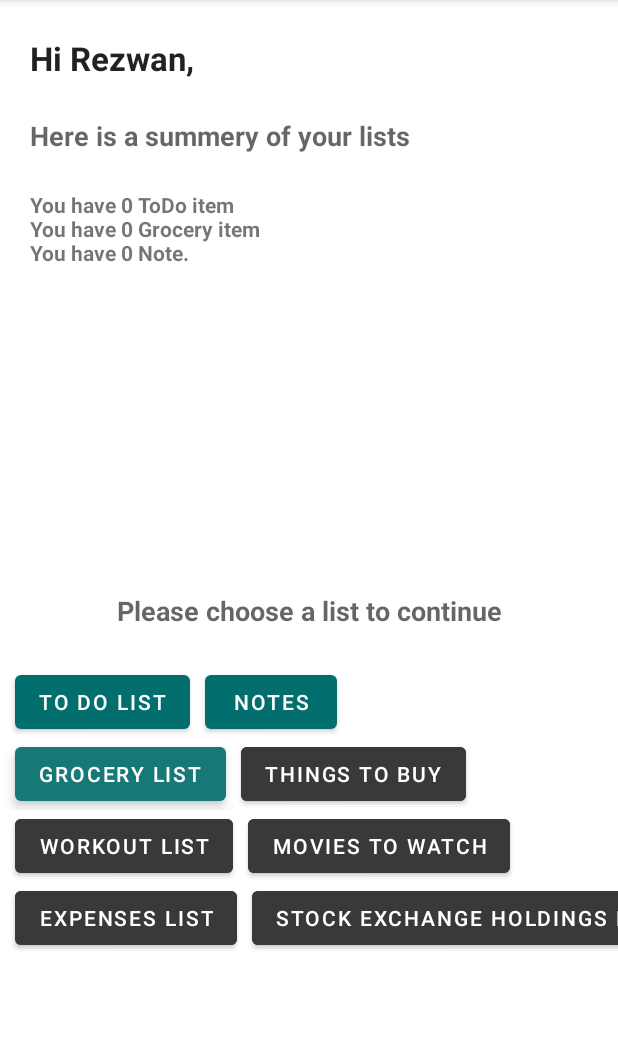
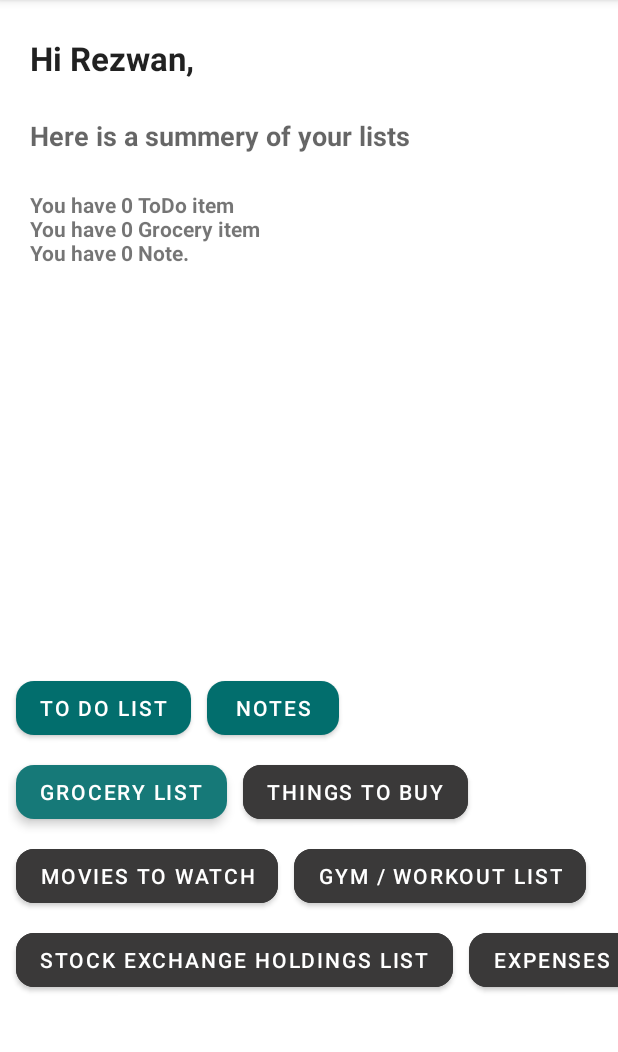
Before and after one commit to AjNafis/PresentList, an Android app: the screen it shows after launch (mainMenu_Activity), on a phone screen of 412 x 824 dp, the part 84-1136 px from its top. Run offline under Robolectric (Android 15) with nearby library versions, the phone set to English and light mode, and no system bars.

Commit message:
Made Buttons look round, this looks more polished. Increase gap between them.

```diff
--- a/app/src/main/java/com/example/MillenApp/GroceryList/DataObj.java
+++ b/app/src/main/java/com/example/MillenApp/GroceryList/DataObj.java
@@ -8,6 +8,7 @@ public class DataObj {
     public String BestBeforeDate;
     public String Category;
 
+
 //    public DataObj(ArrayList data) {
 //        ID = data.get(0).toString().trim();
 //        Name = data.get(1).toString().trim();
--- a/app/src/main/java/com/example/MillenApp/NotesList/dataEntry_Activity.java
+++ b/app/src/main/java/com/example/MillenApp/NotesList/dataEntry_Activity.java
@@ -102,8 +102,6 @@ public class dataEntry_Activity extends AppCompatActivity {
             }
         });
 
-
-
         //This hides the keyboard when not on focus.
         cLayout.setOnClickListener(new View.OnClickListener() {
             @Override
@@ -138,7 +136,7 @@ public class dataEntry_Activity extends AppCompatActivity {
         int i = 0;
         if(cr.moveToFirst()) {
             do {
-                tType_array[i] = cr.getString(0).toLowerCase();
+                tType_array[i] = cr.getString(0);
                 i++;
             }
             while (cr.moveToNext());
--- a/app/src/main/res/layout/activity_main_screen.xml
+++ b/app/src/main/res/layout/activity_main_screen.xml
@@ -25,7 +25,6 @@
         android:layout_height="300dp"
         app:layout_constraintBottom_toBottomOf="parent"
         app:layout_constraintEnd_toEndOf="parent"
-        app:layout_constraintHorizontal_bias="0.0"
         app:layout_constraintStart_toStartOf="parent"
         app:layout_constraintTop_toBottomOf="@+id/scroolViewHeaderTV">
 
@@ -33,6 +32,8 @@
             android:layout_width="wrap_content"
             android:layout_height="match_parent"
             android:orientation="vertical"
+            android:paddingLeft="5dp"
+            android:paddingRight="5dp"
             app:layout_constraintBottom_toBottomOf="parent"
             app:layout_constraintEnd_toEndOf="parent"
             app:layout_constraintStart_toStartOf="parent"
@@ -41,22 +42,30 @@
             <LinearLayout
                 android:layout_width="match_parent"
                 android:layout_height="wrap_content"
+                android:layout_gravity="center_vertical"
                 android:orientation="horizontal">
 
                 <Button
                     android:id="@+id/toDoRouteList"
                     android:layout_width="wrap_content"
                     android:layout_height="wrap_content"
-                    android:layout_marginLeft="10dp"
-                    android:text="To Do List" />
+                    android:layout_marginLeft="5dp"
+                    android:layout_marginTop="4dp"
+                    android:layout_marginRight="5dp"
+                    android:layout_marginBottom="4dp"
+                    android:text="To Do List"
+                    app:cornerRadius="12dp" />
 
                 <Button
                     android:id="@+id/notesRouteList"
                     android:layout_width="wrap_content"
                     android:layout_height="wrap_content"
-                    android:layout_marginLeft="10dp"
-
-                    android:text="Notes" />
+                    android:layout_marginLeft="5dp"
+                    android:layout_marginTop="4dp"
+                    android:layout_marginRight="5dp"
+                    android:layout_marginBottom="4dp"
+                    android:text="Notes"
+                    app:cornerRadius="12dp" />
             </LinearLayout>
 
             <LinearLayout
@@ -68,16 +77,24 @@
                     android:id="@+id/groceryRouteList"
                     android:layout_width="wrap_content"
                     android:layout_height="wrap_content"
-                    android:layout_marginLeft="10dp"
-                    android:text="Grocery List" />
+                    android:layout_marginLeft="5dp"
+                    android:layout_marginTop="4dp"
+                    android:layout_marginRight="5dp"
+                    android:layout_marginBottom="4dp"
+                    android:text="Grocery List"
+                    app:cornerRadius="12dp" />
 
                 <Button
                     android:id="@+id/thingsToBuyRouteList"
                     android:layout_width="wrap_content"
                     android:layout_height="wrap_content"
-                    android:layout_marginLeft="10dp"
+                    android:layout_marginLeft="5dp"
+                    android:layout_marginTop="4dp"
+                    android:layout_marginRight="5dp"
+                    android:layout_marginBottom="4dp"
                     android:backgroundTint="#3A3939"
-                    android:text="Things to Buy" />
+                    android:text="Things to Buy"
+                    app:cornerRadius="12dp" />
 
             </LinearLayout>
 
@@ -87,47 +104,62 @@
                 android:layout_gravity="center_vertical">
 
                 <Button
+                    android:id="@+id/movieRouteList"
+                    android:layout_width="wrap_content"
+                    android:layout_height="wrap_content"
+                    android:layout_marginLeft="5dp"
+                    android:layout_marginTop="4dp"
+                    android:layout_marginRight="5dp"
+                    android:layout_marginBottom="4dp"
+                    android:backgroundTint="#3A3939"
+                    android:text="Movies to Watch"
+                    app:cornerRadius="12dp" />
+
+                <Button
                     android:id="@+id/workOutRouteList"
                     android:layout_width="wrap_content"
                     android:layout_height="wrap_content"
-                    android:layout_marginLeft="10dp"
-
+                    android:layout_marginLeft="5dp"
+                    android:layout_marginTop="4dp"
+                    android:layout_marginRight="5dp"
+                    android:layout_marginBottom="4dp"
                     android:backgroundTint="#3A3939"
-                    android:text="Workout List" />
-
-                <Button
-                    android:id="@+id/movieRouteList"
-                    android:layout_width="wrap_content"
-                    android:layout_height="wrap_content"
-                    android:layout_marginLeft="10dp"
-                    android:layout_marginRight="10dp"
-                    android:backgroundTint="#3A3939"
-                    android:text="Movies to Watch" />
+                    android:text="Gym / Workout List"
+                    app:cornerRadius="12dp" />
 
             </LinearLayout>
 
             <LinearLayout
                 android:layout_width="match_parent"
                 android:layout_height="wrap_content"
+                android:layout_gravity="center_vertical"
                 android:orientation="horizontal">
+
+                <Button
+                    android:id="@+id/stockRouteList"
+                    android:layout_width="wrap_content"
+                    android:layout_height="wrap_content"
+                    android:layout_marginLeft="5dp"
+                    android:layout_marginTop="4dp"
+                    android:layout_marginRight="5dp"
+                    android:layout_marginBottom="4dp"
+                    android:backgroundTint="#3A3939"
+                    android:text="Stock Exchange Holdings List"
+                    app:cornerRadius="12dp" />
 
                 <Button
                     android:id="@+id/expensesRouteList"
                     android:layout_width="wrap_content"
                     android:layout_height="wrap_content"
-                    android:layout_marginLeft="10dp"
+                    android:layout_marginLeft="5dp"
+                    android:layout_marginTop="4dp"
+                    android:layout_marginRight="5dp"
+                    android:layout_marginBottom="4dp"
                     android:layout_weight="1"
                     android:backgroundTint="#3A3939"
-                    android:text="Expenses List" />
+                    android:text="Expenses List"
+                    app:cornerRadius="12dp" />
 
-                <Button
-                    android:id="@+id/stockRouteList"
-                    android:layout_width="wrap_content"
-                    android:layout_height="wrap_content"
-                    android:layout_marginLeft="10dp"
-                    android:layout_marginRight="10dp"
-                    android:backgroundTint="#3A3939"
-                    android:text="Stock Exchange Holdings List" />
             </LinearLayout>
 
         </LinearLayout>
@@ -199,6 +231,7 @@
         android:textAlignment="center"
         android:textAppearance="@style/TextAppearance.AppCompat.Medium"
         android:textStyle="bold"
+        android:visibility="invisible"
         app:layout_constraintBottom_toTopOf="@+id/horizontalScrollView"
         app:layout_constraintEnd_toEndOf="parent"
         app:layout_constraintHorizontal_bias="0.5"
--- a/app/src/main/res/layout/activity_todo_list_entry.xml
+++ b/app/src/main/res/layout/activity_todo_list_entry.xml
@@ -22,7 +22,7 @@
         app:layout_constraintTop_toBottomOf="@+id/saveBtn"
         app:layout_constraintVertical_bias="0.0" />
 
-    <EditText
+    <AutoCompleteTextView
         android:id="@+id/ET2"
         android:layout_width="345dp"
         android:layout_height="wrap_content"
```
Also changed, not shown: app/src/main/java/com/example/MillenApp/GroceryList/dataEntry_Activity.java (+37 -2 lines), app/src/main/java/com/example/MillenApp/NotesList/DatabaseAction.java (deleted, +0 -31 lines), app/src/main/java/com/example/MillenApp/ToDoList/dataEntry_Activity.java (+18 -1 lines), app/src/main/res/layout/activity_grocery_list_entry.xml (+5 -2 lines).
